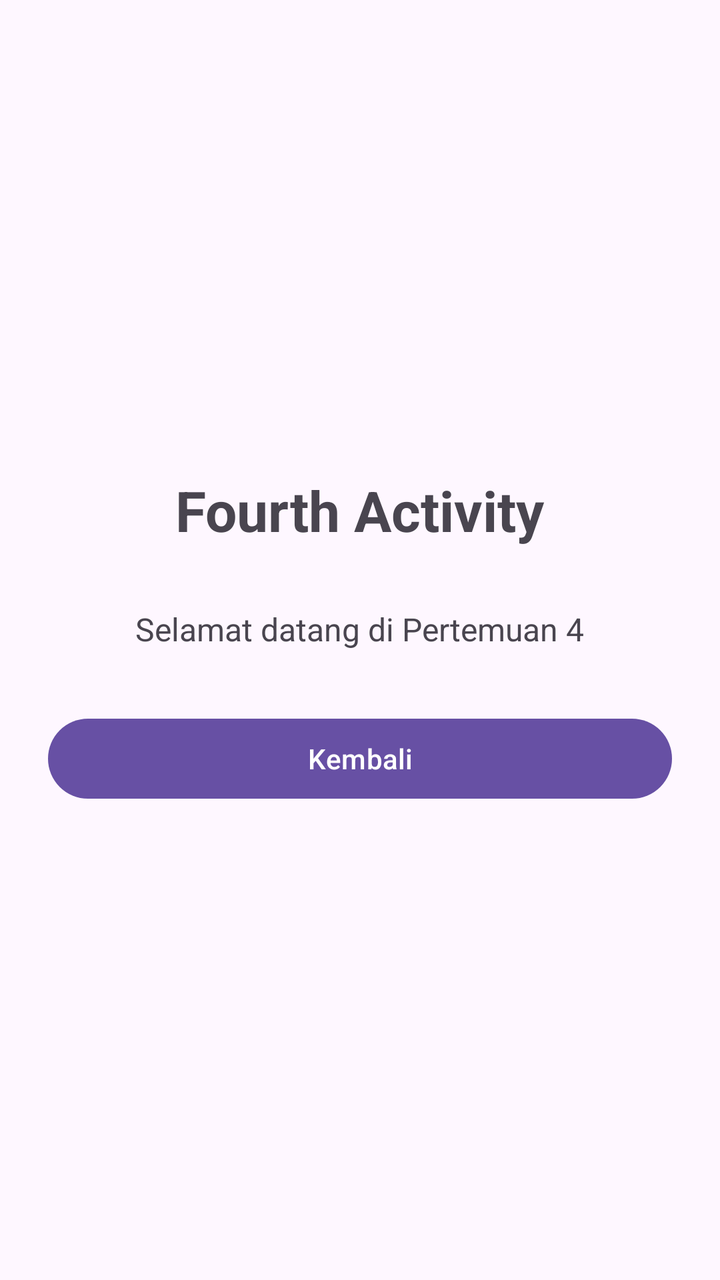
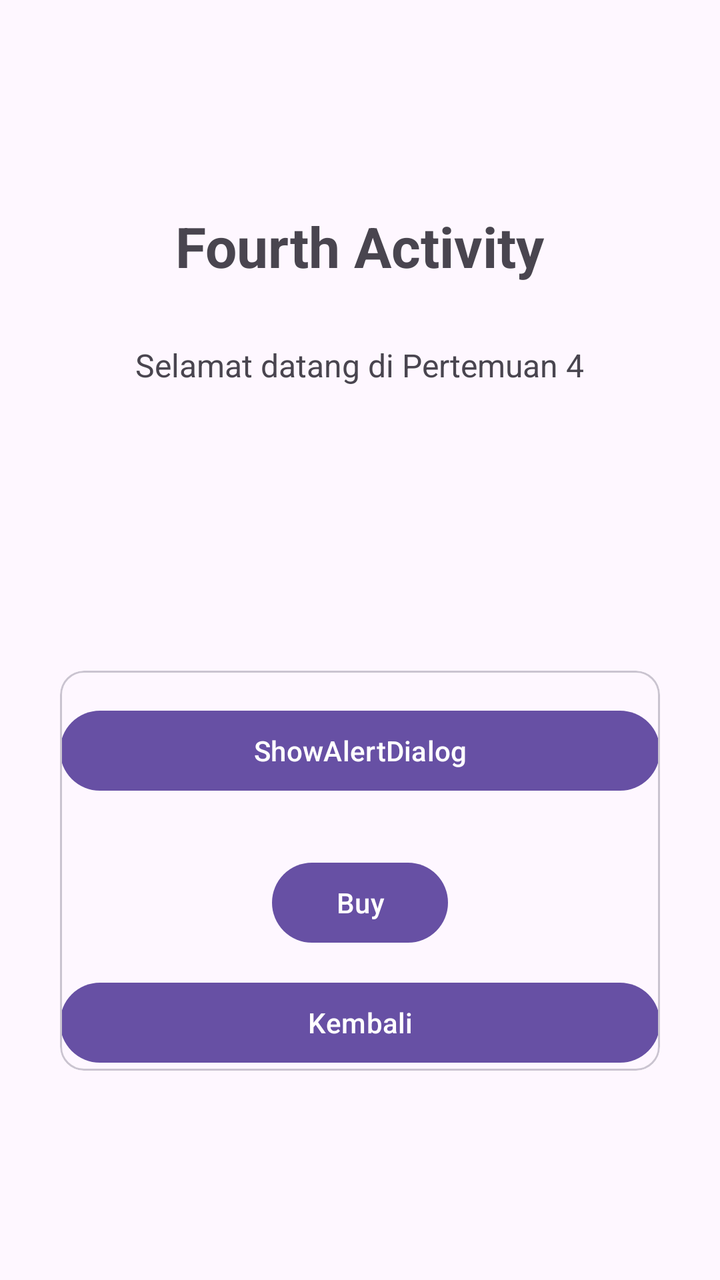

Compare the two renders of this Android layout. The source of the first and the diff that turns it into the second are given below.
<!-- AndroidManifest.xml: application theme Theme.Per3Sefriansyah_3TIE -->
<!-- res/layout/activity_fourth.xml -->
<?xml version="1.0" encoding="utf-8"?>
<LinearLayout xmlns:android="http://schemas.android.com/apk/res/android"
    android:layout_width="match_parent"
    android:layout_height="match_parent"
    android:orientation="vertical"
    android:gravity="center"
    android:padding="24dp">

    <TextView
        android:layout_width="wrap_content"
        android:layout_height="wrap_content"
        android:text="Fourth Activity"
        android:textSize="28sp"
        android:textStyle="bold"
        android:layout_marginBottom="30dp" />

    <TextView
        android:layout_width="wrap_content"
        android:layout_height="wrap_content"
        android:text="Selamat datang di Pertemuan 4"
        android:textSize="16sp"
        android:layout_marginBottom="30dp" />

    <Button
        android:id="@+id/btnKembali"
        android:layout_width="match_parent"
        android:layout_height="wrap_content"
        android:text="Kembali" />

</LinearLayout>
<!-- resources referenced by this layout -->
<resources>
  <style name="Theme.Per3Sefriansyah_3TIE" parent="Base.Theme.Per3Sefriansyah_3TIE" />
  <style name="Base.Theme.Per3Sefriansyah_3TIE" parent="Theme.Material3.DayNight.NoActionBar">
          
          
      </style>
</resources>

<!-- the commit's change to res/layout/activity_fourth.xml (unified diff, before → after) -->
@@ -1,7 +1,9 @@
 <?xml version="1.0" encoding="utf-8"?>
 <LinearLayout xmlns:android="http://schemas.android.com/apk/res/android"
+    xmlns:tools="http://schemas.android.com/tools"
     android:layout_width="match_parent"
     android:layout_height="match_parent"
+    xmlns:app="http://schemas.android.com/apk/res-auto"
     android:orientation="vertical"
     android:gravity="center"
     android:padding="24dp">
@@ -21,10 +23,55 @@
         android:textSize="16sp"
         android:layout_marginBottom="30dp" />
 
-    <Button
-        android:id="@+id/btnKembali"
-        android:layout_width="match_parent"
-        android:layout_height="wrap_content"
-        android:text="Kembali" />
+    <com.google.android.material.card.MaterialCardView
+        android:layout_width="300dp"
+        android:layout_height="200dp"
+        android:layout_marginTop="112dp"
+        app:layout_constraintEnd_toEndOf="parent"
+        app:layout_constraintHorizontal_bias="0.478"
+        app:layout_constraintStart_toStartOf="parent"
+        app:layout_constraintTop_toTopOf="parent">
+
+        <androidx.constraintlayout.widget.ConstraintLayout
+            android:layout_width="match_parent"
+            android:layout_height="match_parent">
+
+            <Button
+                android:id="@+id/btnShowAlertDialog"
+                android:layout_width="match_parent"
+                android:layout_height="wrap_content"
+                android:layout_marginTop="16dp"
+                android:text="ShowAlertDialog"
+                app:layout_constraintEnd_toEndOf="parent"
+                app:layout_constraintHorizontal_bias="0.0"
+                app:layout_constraintStart_toStartOf="parent"
+                app:layout_constraintTop_toTopOf="parent" />
+
+            <Button
+                android:id="@+id/btn1"
+                android:layout_width="wrap_content"
+                android:layout_height="wrap_content"
+                android:layout_marginBottom="60dp"
+                android:text="Buy"
+                app:layout_constraintBottom_toBottomOf="parent"
+                app:layout_constraintEnd_toEndOf="parent"
+                app:layout_constraintStart_toStartOf="parent" />
+
+            <Button
+                android:id="@+id/btnKembali"
+                android:layout_width="match_parent"
+                android:layout_height="wrap_content"
+                android:text="Kembali"
+                app:layout_constraintBottom_toBottomOf="parent"
+                app:layout_constraintEnd_toEndOf="parent"
+                app:layout_constraintStart_toStartOf="parent" />
+
+
+        </androidx.constraintlayout.widget.ConstraintLayout>
+
+
+
+    </com.google.android.material.card.MaterialCardView>
+
 
 </LinearLayout>
